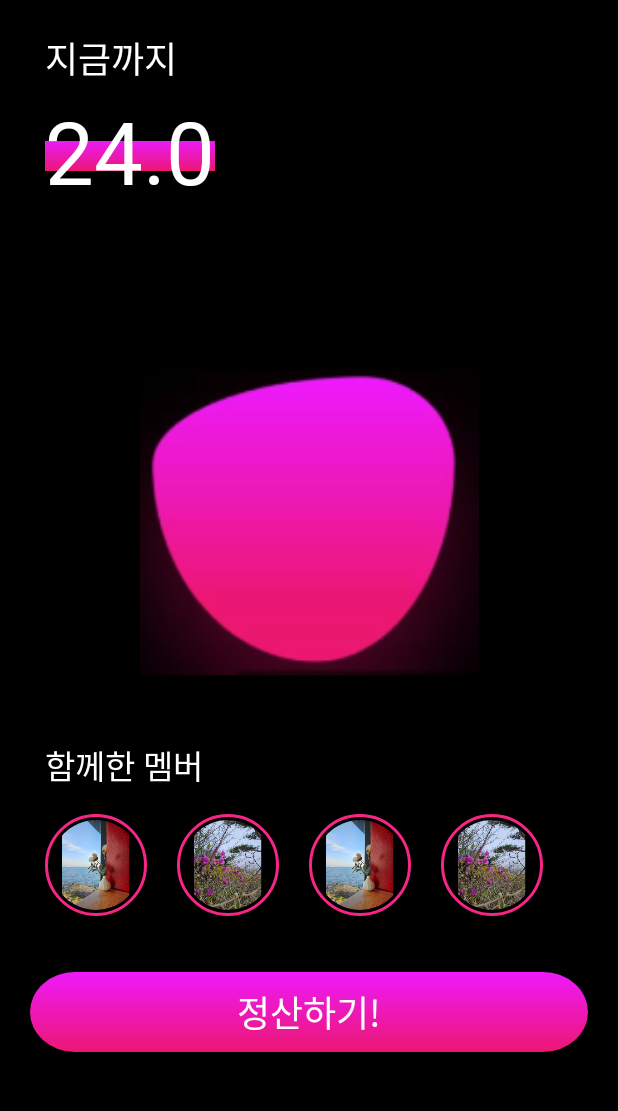
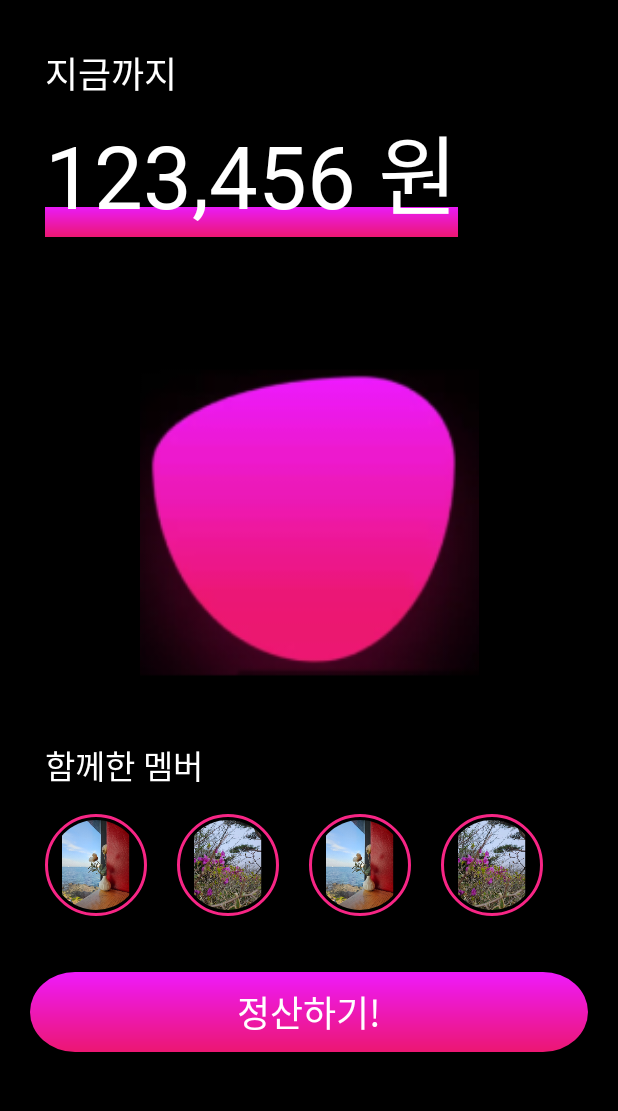
Before and after one commit to wnsdyd1128/Blit, an Android app: the MainScreen screen opened directly, with no data from a screen before it, on a phone screen of 412 x 824 dp, the part 109-1220 px from its top. Run offline under Robolectric (Android 15) with nearby library versions, the phone set to English and light mode, and no system bars; our stand-ins replace CircleImageView.

Commit message:
text_highlight의 layout 옵션 수정

```diff
--- a/app/src/main/java/com/example/blit/MainScreen.kt
+++ b/app/src/main/java/com/example/blit/MainScreen.kt
@@ -48,7 +48,8 @@ class MainScreen : AppCompatActivity() {
     }
 
     private fun test() {
-        binding.textTotalAmount.text = px2dp(getStatusBarHeight(this), this).toString()
+//        binding.textTotalAmount.text = px2dp(getStatusBarHeight(this), this).toString()
+        binding.textTotalAmount.text = "123,456" + " 원"
     }
 
     fun getStatusBarHeight(context: Context): Int {
--- a/app/src/main/res/layout/activity_main_screen.xml
+++ b/app/src/main/res/layout/activity_main_screen.xml
@@ -68,7 +68,7 @@
         android:layout_below="@+id/main_screen_title_bar_layout"
         android:layout_alignParentBottom="true"
         android:layout_marginStart="20dp"
-        android:layout_marginTop="10dp"
+        android:layout_marginTop="20dp"
         android:layout_marginEnd="20dp"
         android:layout_marginBottom="0dp">
 
@@ -80,13 +80,11 @@
 
             <ImageView
                 android:id="@+id/text_highlight"
-                android:layout_width="50dp"
+                android:layout_width="0dp"
                 android:layout_height="20dp"
-                android:layout_alignParentTop="true"
-                android:layout_alignParentBottom="false"
+                android:layout_below="@id/text_total_amount"
                 android:layout_marginStart="10dp"
-                android:layout_marginTop="83dp"
-                android:layout_marginBottom="0dp"
+                android:layout_marginTop="-20dp"
                 android:background="@drawable/text_highlight" />
 
             <TextView
```
